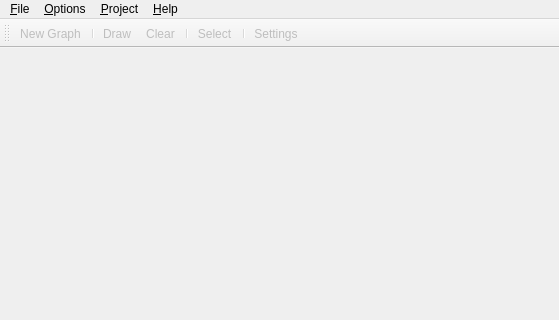
romeoxbm/depgraphv, file ui/mainwindow.ui: the form before one commit; both pictures show x 0 to 559 and y 0 to 320 of the 559 by 737 pixel window.
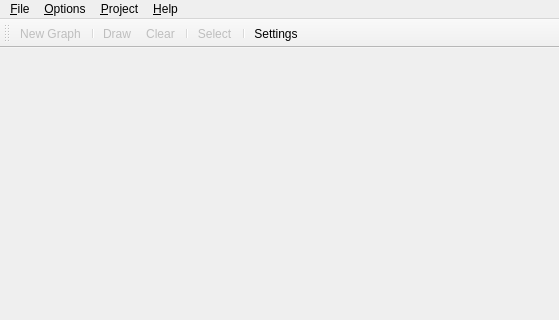
The form after the commit. Icons and pictures are not drawn. Custom widgets are drawn as their Qt base class.

Commit message: - Settings dialog is now always accessible, even when no project has been still opened ( obviously, project-depending settings pages are disabled );

What changed in the file:
```diff
--- a/ui/mainwindow.ui
+++ b/ui/mainwindow.ui
@@ -268,7 +268,7 @@
   </action>
   <action name="actionSettings">
    <property name="enabled">
-    <bool>false</bool>
+    <bool>true</bool>
    </property>
    <property name="icon">
     <iconset resource="../res/resources.qrc">
```
The commit also changes 3 other files.
